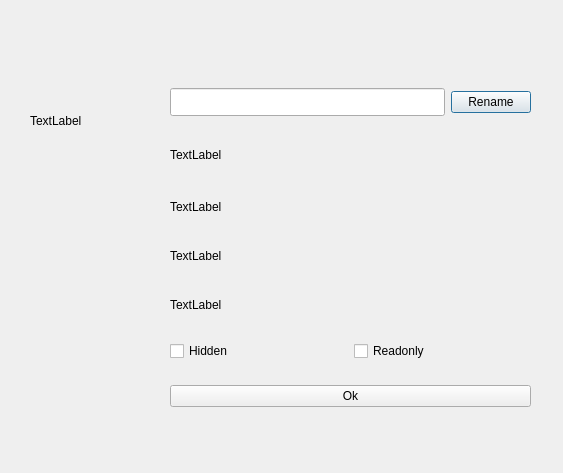
This is FileManagerKursach/infodialog.ui in stroitel201/FileManagerQt as Qt 5 draws it before an edit. The edited form follows.
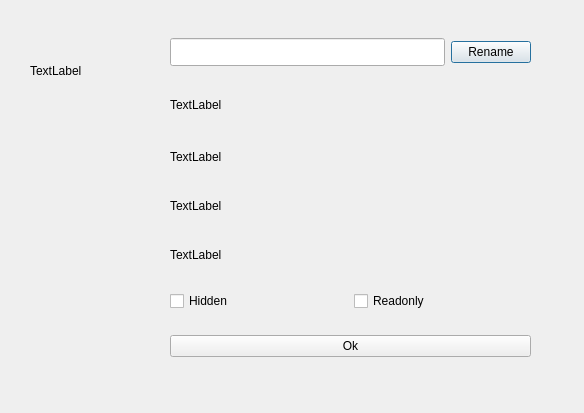
This is the edited form.

Patch:
```diff
--- a/FileManagerKursach/infodialog.ui
+++ b/FileManagerKursach/infodialog.ui
@@ -6,8 +6,8 @@
    <rect>
     <x>0</x>
     <y>0</y>
-    <width>563</width>
-    <height>473</height>
+    <width>584</width>
+    <height>413</height>
    </rect>
   </property>
   <property name="windowTitle">
@@ -17,7 +17,7 @@
    <property name="geometry">
     <rect>
      <x>170</x>
-     <y>70</y>
+     <y>20</y>
      <width>361</width>
      <height>361</height>
     </rect>
@@ -173,7 +173,7 @@
    <property name="geometry">
     <rect>
      <x>30</x>
-     <y>70</y>
+     <y>20</y>
      <width>101</width>
      <height>101</height>
     </rect>
```
